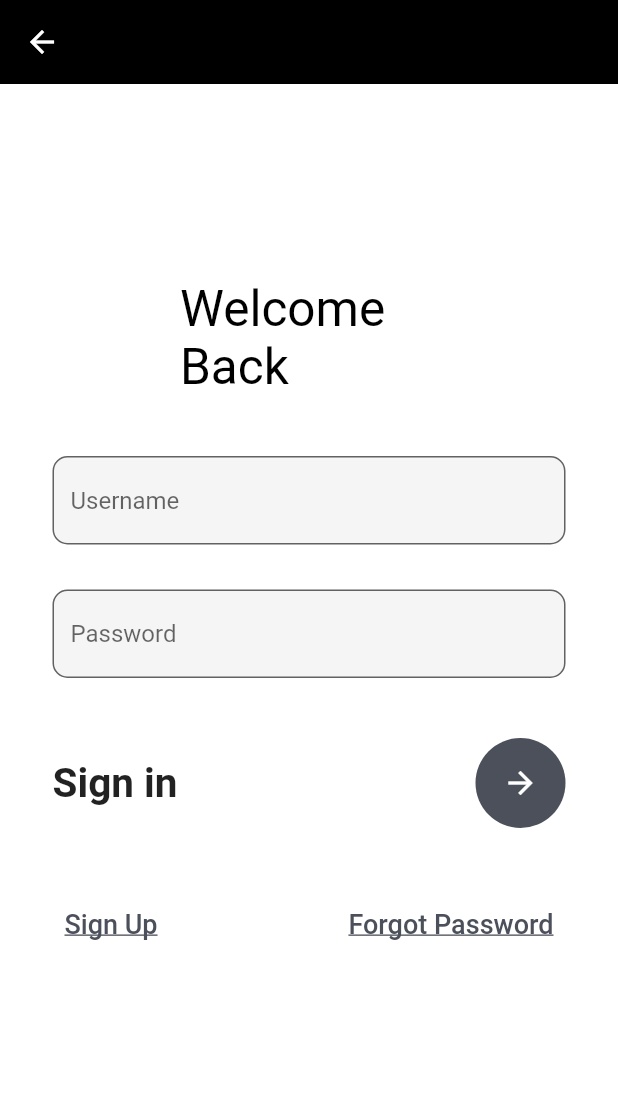
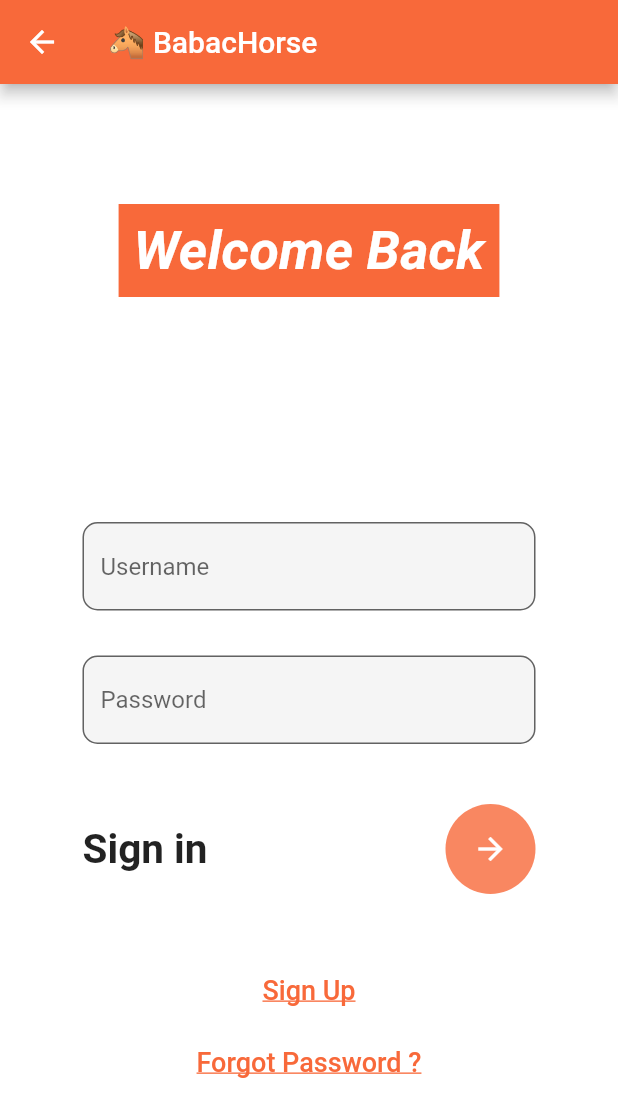
Before and after one commit to LouisYang95/FlutterAppEquitation, a Flutter app: the screen it shows after launch, after a tap on the "logout" icon, on a phone screen of 412 x 824 dp. Shown: the top 1117 px of the screen. Run offline on Flutter 3.47's test engine with Material 2 defaults, Android fonts, the phone set to English and light mode, and no system bars; our stand-ins replace carousel_slider; missing offline and left inert: flutter_session_manager, mongo_dart; network calls fail.

Commit message:
Change design login page

```diff
--- a/lib/Pages/login_page.dart
+++ b/lib/Pages/login_page.dart
@@ -55,32 +55,33 @@ class _MyLoginState extends State<LoginPage> {
     return Form(
       child: Container(
         child: Scaffold(
-          backgroundColor: Colors.white,
           appBar: AppBar(
-            backgroundColor: Colors.black,
-            elevation: 0,
+            title: const Text('🐴 BabacHorse '),
           ),
-          body: Stack(
+          body: Padding(
+            padding: const EdgeInsets.all(20.0),
+            child: Center(
+              child: Column(
                 children: [
-              SingleChildScrollView(
-                child: Container(
-                  child: Column(
-                    crossAxisAlignment: CrossAxisAlignment.start,
-                    children: [Container(
-                      padding: EdgeInsets.only(left: 120, top: 130, bottom: 40),
-                      child: Text(
-                        'Welcome\nBack',
-                        style: TextStyle(color: Colors.black, fontSize: 33),
+                  const SizedBox(height: 60.0),
+                  Container(
+                    padding: const EdgeInsets.all(10.0),
+                    color: const Color.fromRGBO(248,105,58, 1),
+                    child: const Text("Welcome Back", style: TextStyle(
+                        fontWeight: FontWeight.w700,
+                        color: Colors.white,
+                        fontStyle: FontStyle.italic,
+                        fontSize: 36)),
                   ),
-                    ),
+                  const SizedBox(height: 150.0),
                   Container(
-                        margin: EdgeInsets.only(left: 35, right: 35),
+                    margin: const EdgeInsets.only(left: 35, right: 35),
                     child: Column(
                       children: [
 
                         TextFormField(
                           controller: _usernameController,
-                              style: TextStyle(color: Colors.black),
+                          style: const TextStyle(color: Colors.black),
                           decoration: InputDecoration(
                               fillColor: Colors.grey.shade100,
                               filled: true,
@@ -89,12 +90,12 @@ class _MyLoginState extends State<LoginPage> {
                                 borderRadius: BorderRadius.circular(10),
                               )),
                         ),
-                            SizedBox(
+                        const SizedBox(
                           height: 30,
                         ),
                         TextFormField(
                           controller: _passwordController,
-                              style: TextStyle(),
+                          style: const TextStyle(),
                           obscureText: true,
                           decoration: InputDecoration(
                               fillColor: Colors.grey.shade100,
@@ -104,60 +105,57 @@ class _MyLoginState extends State<LoginPage> {
                                 borderRadius: BorderRadius.circular(10),
                               )),
                         ),
-                            SizedBox(
+                        const SizedBox(
                           height: 40,
                         ),
                         Row(
                           mainAxisAlignment: MainAxisAlignment.spaceBetween,
                           children: [
-                                Text(
+                            const Text(
                               'Sign in',
                               style: TextStyle(
                                   fontSize: 27, fontWeight: FontWeight.w700),
                             ),
                             CircleAvatar(
                               radius: 30,
-                                  backgroundColor: Color(0xff4c505b),
                               child: IconButton(
                                   color: Colors.white,
                                   onPressed: () {
                                     checkUser();
                                   },
-                                      icon: Icon(
+                                  icon: const Icon(
                                     Icons.arrow_forward,
                                   )),
                             )
                           ],
                         ),
-                            SizedBox(
+                        const SizedBox(
                           height: 40,
                         ),
-                            Row(
+                        Column(
                           mainAxisAlignment: MainAxisAlignment.spaceBetween,
                           children: [
                             TextButton(
                               onPressed: () {
                                 Navigator.pushNamed(context, '/register');
                               },
-                                  child: Text(
+                              style: const ButtonStyle(),
+                              child: const Text(
                                 'Sign Up',
                                 textAlign: TextAlign.left,
                                 style: TextStyle(
                                     decoration: TextDecoration.underline,
-                                        color: Color(0xff4c505b),
                                     fontSize: 18),
                               ),
-                                  style: ButtonStyle(),
                             ),
                             TextButton(
                                 onPressed: () {
                                   Navigator.pushNamed(context, '/forgot_password');
                                 },
-                                    child: Text(
-                                      'Forgot Password',
+                                child: const Text(
+                                  'Forgot Password ?',
                                   style: TextStyle(
                                     decoration: TextDecoration.underline,
-                                        color: Color(0xff4c505b),
                                     fontSize: 18,
                                   ),
                                 )),
@@ -165,15 +163,13 @@ class _MyLoginState extends State<LoginPage> {
                         )
                       ],
                     ),
-                      )
-                    ],
-                  ),
-                ),
+
           ),
         ],
       ),
           ),
         ),
-    );
+      ),
+    ));
   }
 }
```
Lines whose indentation alone changed are shown as unchanged.
